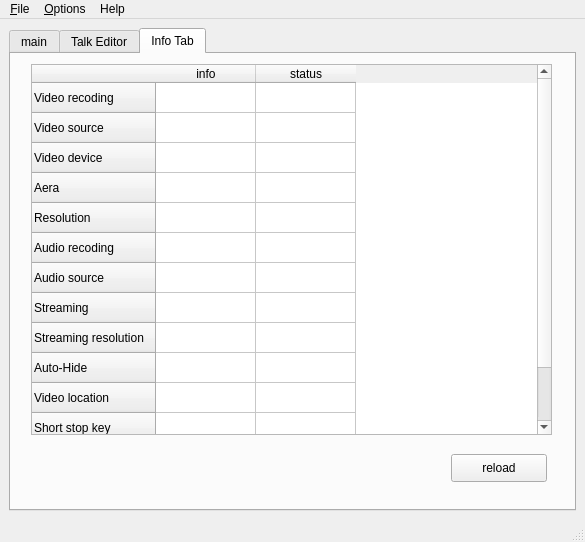
The window that src/freeseer/frontend/default/forms/freeseer_ui_qt.ui (Freeseer/freeseer) describes before a commit, drawn with Qt 5.
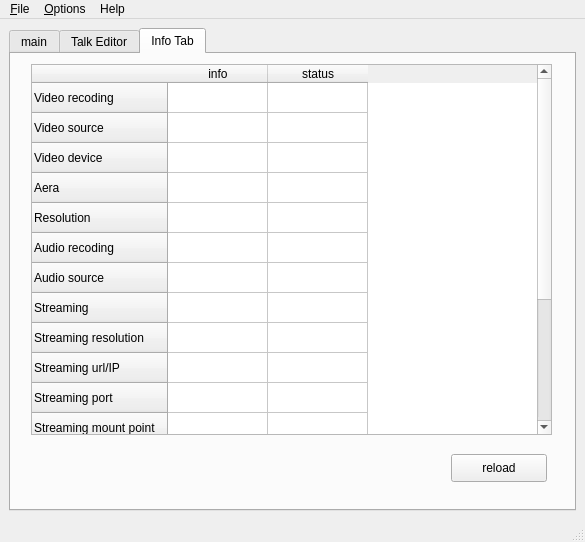
The same window after the commit. The open tabs and pages were chosen to show the change. Icons and pictures are not drawn.

Commit message: add streaming setting funtion in configtool

The edit to the form file:
```diff
--- a/src/freeseer/frontend/default/forms/freeseer_ui_qt.ui
+++ b/src/freeseer/frontend/default/forms/freeseer_ui_qt.ui
@@ -632,6 +632,26 @@
           <string>Streaming resolution</string>
          </property>
         </row>
+        <row>
+         <property name="text">
+          <string>Streaming url/IP</string>
+         </property>
+        </row>
+        <row>
+         <property name="text">
+          <string>Streaming port</string>
+         </property>
+        </row>
+        <row>
+         <property name="text">
+          <string>Streaming mount point</string>
+         </property>
+        </row>
+        <row>
+         <property name="text">
+          <string>Streaming password</string>
+         </property>
+        </row>
         <row>
          <property name="text">
           <string>Auto-Hide</string>
@@ -662,6 +682,11 @@
           <string>status</string>
          </property>
         </column>
+        <item row="12" column="1">
+         <property name="text">
+          <string/>
+         </property>
+        </item>
        </widget>
        <widget class="QPushButton" name="pushButton_reload">
         <property name="geometry">
```
Left out of the diff: 2 changed lines with no effect on the pictures. The commit also changes 4 other files.
